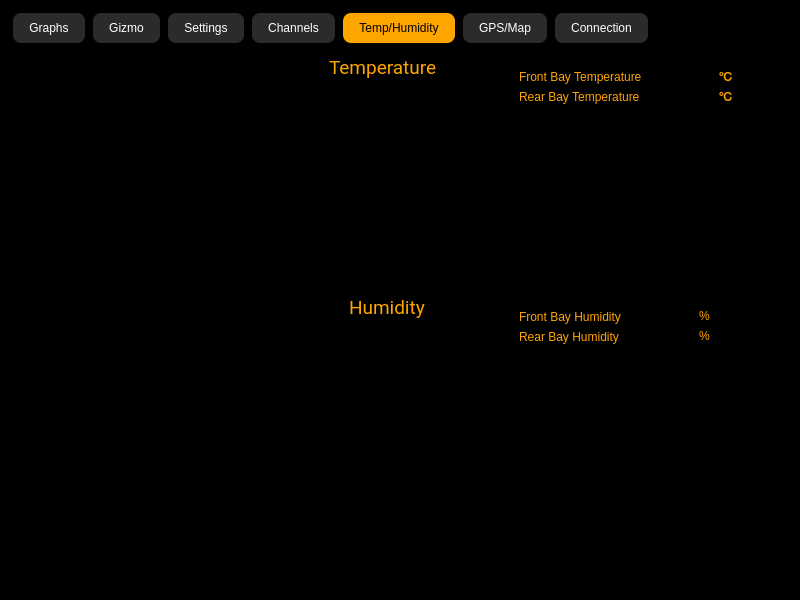
Old version of the form app/mainwindow.ui in the repository Matvey787/Airbag.
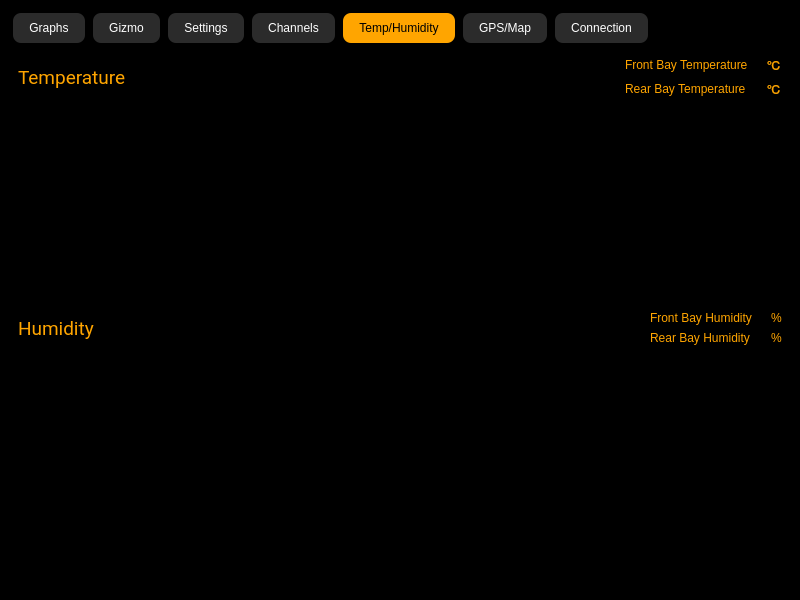
New version of the form. The open tabs and pages were chosen to show the change. Icons and pictures are not drawn.

Commit message: tabs scaling

Patch:
```diff
--- a/app/mainwindow.ui
+++ b/app/mainwindow.ui
@@ -2880,15 +2880,13 @@
        <attribute name="title">
         <string>Temp/Humidity</string>
        </attribute>
+       <layout class="QVBoxLayout" name="verticalLayout_tempHumidity">
+        <item>
+      <layout class="QVBoxLayout" name="verticalLayout_temperatureCell">
+       <item>
+        <layout class="QHBoxLayout" name="horizontalLayout_temperatureHeader">
+         <item>
        <widget class="QLabel" name="temperature">
-        <property name="geometry">
-         <rect>
-          <x>320</x>
-          <y>10</y>
-          <width>111</width>
-          <height>21</height>
-         </rect>
-        </property>
         <property name="font">
          <font>
           <family>Roboto</family>
@@ -2903,14 +2901,99 @@
          <string>Temperature</string>
         </property>
        </widget>
+         </item>
+         <item>
+          <spacer name="horizontalSpacer_temperatureHeader">
+           <property name="orientation">
+            <enum>Qt::Horizontal</enum>
+           </property>
+           <property name="sizeHint" stdset="0">
+            <size>
+             <width>40</width>
+             <height>20</height>
+            </size>
+           </property>
+          </spacer>
+         </item>
+         <item>
+          <layout class="QGridLayout" name="gridLayout_temperatureInfo">
+           <item row="0" column="0">
+           <widget class="QLabel" name="front_temperature_fn">
+            <property name="styleSheet">
+             <string notr="true">background: transparent;
+    color: orange;</string>
+            </property>
+            <property name="text">
+             <string>Front Bay Temperature</string>
+            </property>
+           </widget>
+           </item>
+           <item row="0" column="1">
+           <widget class="QLabel" name="front_temperature">
+            <property name="styleSheet">
+             <string notr="true">background: transparent;
+    color: orange;</string>
+            </property>
+            <property name="text">
+             <string/>
+            </property>
+           </widget>
+           </item>
+           <item row="0" column="2">
+           <widget class="QLabel" name="front_temperature_u">
+            <property name="styleSheet">
+             <string notr="true">background: transparent;
+    color: orange;</string>
+            </property>
+            <property name="text">
+             <string>℃</string>
+            </property>
+           </widget>
+           </item>
+           <item row="1" column="0">
+           <widget class="QLabel" name="rear_temperature_fn">
+            <property name="styleSheet">
+             <string notr="true">background: transparent;
+    color: orange;</string>
+            </property>
+            <property name="text">
+             <string>Rear Bay Temperature</string>
+            </property>
+           </widget>
+           </item>
+           <item row="1" column="1">
+           <widget class="QLabel" name="rear_temperature">
+            <property name="styleSheet">
+             <string notr="true">background: transparent;
+    color: orange;</string>
+            </property>
+            <property name="text">
+             <string/>
+            </property>
+           </widget>
+           </item>
+           <item row="1" column="2">
+           <widget class="QLabel" name="rear_temperature_u">
+            <property name="styleSheet">
+             <string notr="true">background: transparent;
+    color: orange;</string>
+            </property>
+            <property name="text">
+             <string>℃</string>
+            </property>
+           </widget>
+           </item>
+          </layout>
+         </item>
+        </layout>
+       </item>
+       <item>
        <widget class="QWidget" name="temperatureChartContainer" native="true">
-        <property name="geometry">
-         <rect>
-          <x>20</x>
-          <y>40</y>
-          <width>750</width>
-          <height>210</height>
-         </rect>
+          <property name="sizePolicy">
+           <sizepolicy hsizetype="Expanding" vsizetype="Expanding">
+            <horstretch>1</horstretch>
+            <verstretch>1</verstretch>
+           </sizepolicy>
         </property>
         <property name="layoutDirection">
          <enum>Qt::LayoutDirection::LeftToRight</enum>
@@ -2920,20 +3003,20 @@
         </property>
         <property name="styleSheet">
          <string notr="true">background: transparent;
-padding: 0px;
-margin: 0px;
-border: none;</string>
-        </property>
-       </widget>
+  padding: 0px;
+  margin: 0px;
+  border: none;</string>
+          </property>
+         </widget>
+       </item>
+      </layout>
+        </item>
+        <item>
+      <layout class="QVBoxLayout" name="verticalLayout_humidityCell">
+       <item>
+        <layout class="QHBoxLayout" name="horizontalLayout_humidityHeader">
+         <item>
        <widget class="QLabel" name="humidity">
-        <property name="geometry">
-         <rect>
-          <x>340</x>
-          <y>250</y>
-          <width>111</width>
-          <height>21</height>
-         </rect>
-        </property>
         <property name="font">
          <font>
           <family>Roboto</family>
@@ -2948,31 +3031,24 @@
          <string>Humidity</string>
         </property>
        </widget>
-       <widget class="QWidget" name="humidityChartContainer" native="true">
-        <property name="geometry">
-         <rect>
-          <x>20</x>
-          <y>280</y>
-          <width>750</width>
-          <height>210</height>
-         </rect>
-        </property>
-        <property name="styleSheet">
-         <string notr="true">background: transparent;
-padding: 0px;
-margin: 0px;
-border: none;</string>
-        </property>
-       </widget>
+         </item>
+         <item>
+          <spacer name="horizontalSpacer_humidityHeader">
+           <property name="orientation">
+            <enum>Qt::Horizontal</enum>
+           </property>
+           <property name="sizeHint" stdset="0">
+            <size>
+             <width>40</width>
+             <height>20</height>
+            </size>
+           </property>
+          </spacer>
+         </item>
+         <item>
+          <layout class="QGridLayout" name="gridLayout_humidityInfo">
+           <item row="0" column="0">
        <widget class="QLabel" name="front_humidity_fn">
-        <property name="geometry">
-         <rect>
-          <x>510</x>
-          <y>260</y>
-          <width>131</width>
-          <height>20</height>
-         </rect>
-        </property>
         <property name="styleSheet">
          <string notr="true">background: transparent;
 color: orange;</string>
@@ -2981,15 +3057,9 @@
          <string>Front Bay Humidity</string>
         </property>
        </widget>
+           </item>
+           <item row="0" column="1">
        <widget class="QLabel" name="front_humidity">
-        <property name="geometry">
-         <rect>
-          <x>650</x>
-          <y>260</y>
-          <width>41</width>
-          <height>18</height>
-         </rect>
-        </property>
         <property name="styleSheet">
          <string notr="true">background: transparent;
 color: orange;</string>
@@ -2998,15 +3068,9 @@
          <string/>
         </property>
        </widget>
+           </item>
+           <item row="0" column="2">
        <widget class="QLabel" name="front_humidity_u">
-        <property name="geometry">
-         <rect>
-          <x>690</x>
-          <y>260</y>
-          <width>16</width>
-          <height>18</height>
-         </rect>
-        </property>
         <property name="styleSheet">
          <string notr="true">background: transparent;
 color: orange;</string>
@@ -3015,32 +3079,9 @@
          <string>%</string>
         </property>
        </widget>
-       <widget class="QLabel" name="rear_humidity_u">
-        <property name="geometry">
-         <rect>
-          <x>690</x>
-          <y>280</y>
-          <width>16</width>
-          <height>18</height>
-         </rect>
-        </property>
-        <property name="styleSheet">
-         <string notr="true">background: transparent;
-color: orange;</string>
-        </property>
-        <property name="text">
-         <string>%</string>
-        </property>
-       </widget>
+           </item>
+           <item row="1" column="0">
        <widget class="QLabel" name="rear_humidity_fn">
-        <property name="geometry">
-         <rect>
-          <x>510</x>
-          <y>280</y>
-          <width>131</width>
-          <height>20</height>
-         </rect>
-        </property>
         <property name="styleSheet">
          <string notr="true">background: transparent;
 color: orange;</string>
@@ -3049,15 +3090,9 @@
          <string>Rear Bay Humidity</string>
         </property>
        </widget>
+           </item>
+           <item row="1" column="1">
        <widget class="QLabel" name="rear_humidity">
-        <property name="geometry">
-         <rect>
-          <x>650</x>
-          <y>280</y>
-          <width>41</width>
-          <height>18</height>
-         </rect>
-        </property>
         <property name="styleSheet">
          <string notr="true">background: transparent;
 color: orange;</string>
@@ -3066,108 +3101,41 @@
          <string/>
         </property>
        </widget>
-       <widget class="QLabel" name="front_temperature_u">
-        <property name="geometry">
-         <rect>
-          <x>710</x>
-          <y>20</y>
-          <width>16</width>
-          <height>18</height>
-         </rect>
-        </property>
+           </item>
+           <item row="1" column="2">
+           <widget class="QLabel" name="rear_humidity_u">
         <property name="styleSheet">
          <string notr="true">background: transparent;
-color: orange;</string>
+    color: orange;</string>
         </property>
         <property name="text">
-         <string>℃</string>
-        </property>
-       </widget>
-       <widget class="QLabel" name="front_temperature_fn">
-        <property name="geometry">
-         <rect>
-          <x>510</x>
-          <y>20</y>
-          <width>161</width>
-          <height>20</height>
-         </rect>
+             <string>%</string>
+            </property>
+           </widget>
+           </item>
+          </layout>
+         </item>
+        </layout>
+       </item>
+       <item>
+         <widget class="QWidget" name="humidityChartContainer" native="true">
+          <property name="sizePolicy">
+           <sizepolicy hsizetype="Expanding" vsizetype="Expanding">
+            <horstretch>1</horstretch>
+            <verstretch>1</verstretch>
+           </sizepolicy>
         </property>
         <property name="styleSheet">
          <string notr="true">background: transparent;
-color: orange;</string>
-        </property>
-        <property name="text">
-         <string>Front Bay Temperature</string>
-        </property>
-       </widget>
-       <widget class="QLabel" name="front_temperature">
-        <property name="geometry">
-         <rect>
-          <x>670</x>
-          <y>20</y>
-          <width>41</width>
-          <height>18</height>
-         </rect>
-        </property>
-        <property name="styleSheet">
-         <string notr="true">background: transparent;
-color: orange;</string>
-        </property>
-        <property name="text">
-         <string/>
-        </property>
-       </widget>
-       <widget class="QLabel" name="rear_temperature_u">
-        <property name="geometry">
-         <rect>
-          <x>710</x>
-          <y>40</y>
-          <width>16</width>
-          <height>18</height>
-         </rect>
-        </property>
-        <property name="styleSheet">
-         <string notr="true">background: transparent;
-color: orange;</string>
-        </property>
-        <property name="text">
-         <string>℃</string>
-        </property>
-       </widget>
-       <widget class="QLabel" name="rear_temperature_fn">
-        <property name="geometry">
-         <rect>
-          <x>510</x>
-          <y>40</y>
-          <width>161</width>
-          <height>20</height>
-         </rect>
-        </property>
-        <property name="styleSheet">
-         <string notr="true">background: transparent;
-color: orange;</string>
-        </property>
-        <property name="text">
-         <string>Rear Bay Temperature</string>
-        </property>
-       </widget>
-       <widget class="QLabel" name="rear_temperature">
-        <property name="geometry">
-         <rect>
-          <x>670</x>
-          <y>40</y>
-          <width>41</width>
-          <height>18</height>
-         </rect>
-        </property>
-        <property name="styleSheet">
-         <string notr="true">background: transparent;
-color: orange;</string>
-        </property>
-        <property name="text">
-         <string/>
-        </property>
-       </widget>
+  padding: 0px;
+  margin: 0px;
+  border: none;</string>
+          </property>
+         </widget>
+       </item>
+      </layout>
+        </item>
+       </layout>
       </widget>
       <widget class="QWidget" name="tab_3">
        <attribute name="title">
```
Left out of the diff: 446 changed lines with no effect on the pictures. Lines whose indentation alone changed are shown as unchanged. The commit also changes 3 other files.
